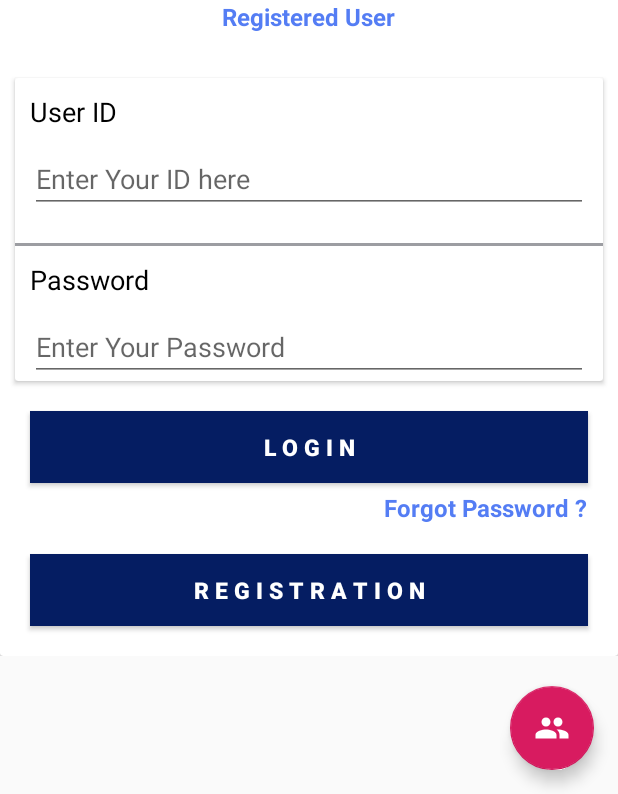
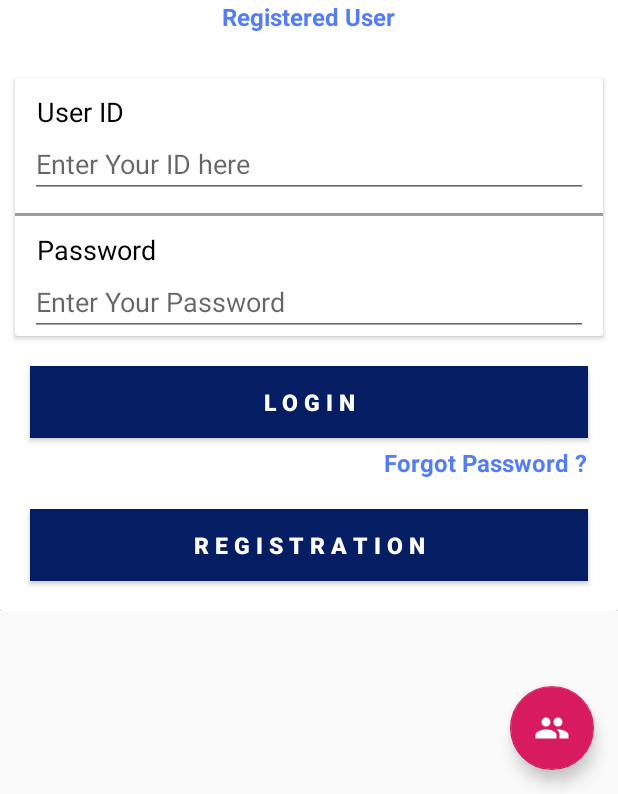
Before and after one commit to SMalik97/GnanaMantapa, an Android app: the screen it shows after launch (MainActivity), tab 2 chosen, on a phone screen of 412 x 824 dp, the part 442-1236 px from its top. Run offline under Robolectric (Android 15) with nearby library versions, the phone set to English and light mode, and no system bars; our stand-ins replace Volley, navigation-ui; network calls fail.

Commit message:
Initial commit

```diff
--- a/app/src/main/res/layout/activity_registration.xml
+++ b/app/src/main/res/layout/activity_registration.xml
@@ -18,7 +18,8 @@
 <ImageView
     android:layout_width="100dp"
     android:layout_height="100dp"
-    android:src="@drawable/samaskrutha_topimg"
+    android:src="@drawable/logo"
+    android:scaleType="fitXY"
     android:layout_gravity="center_horizontal"
     android:layout_marginTop="10dp"/>
     <TextView
--- a/app/src/main/res/layout/fragment_fragment_samaskrutha.xml
+++ b/app/src/main/res/layout/fragment_fragment_samaskrutha.xml
@@ -64,7 +64,7 @@
                             <TextView
                                 android:layout_width="wrap_content"
                                 android:layout_height="wrap_content"
-                                android:text="User ID"
+                                android:text=" User ID"
                                 android:textColor="#000000"
                                 android:textSize="18dp"
                                 android:layout_marginLeft="10dp"
@@ -73,7 +73,6 @@
                             <EditText
                                 android:layout_width="match_parent"
                                 android:layout_height="wrap_content"
-                                android:layout_marginTop="10dp"
                                 android:hint="@string/enter_your_vn_id_here"
                                 android:layout_marginLeft="10dp"
                                 android:layout_marginRight="10dp"
@@ -83,13 +82,13 @@
                                 android:layout_width="match_parent"
                                 android:layout_height="2dp"
                                 android:background="#9C9DA2"
-                                android:layout_marginTop="20dp"
+                                android:layout_marginTop="10dp"
                                 />
 
                             <TextView
                                 android:layout_width="wrap_content"
                                 android:layout_height="wrap_content"
-                                android:text="Password"
+                                android:text=" Password"
                                 android:textColor="#000000"
                                 android:textSize="18dp"
                                 android:layout_marginLeft="10dp"
@@ -98,7 +97,6 @@
                             <EditText
                                 android:layout_width="match_parent"
                                 android:layout_height="wrap_content"
-                                android:layout_marginTop="10dp"
                                 android:hint="@string/enter_your_password"
                                 android:layout_marginLeft="10dp"
                                 android:layout_marginRight="10dp"
```
